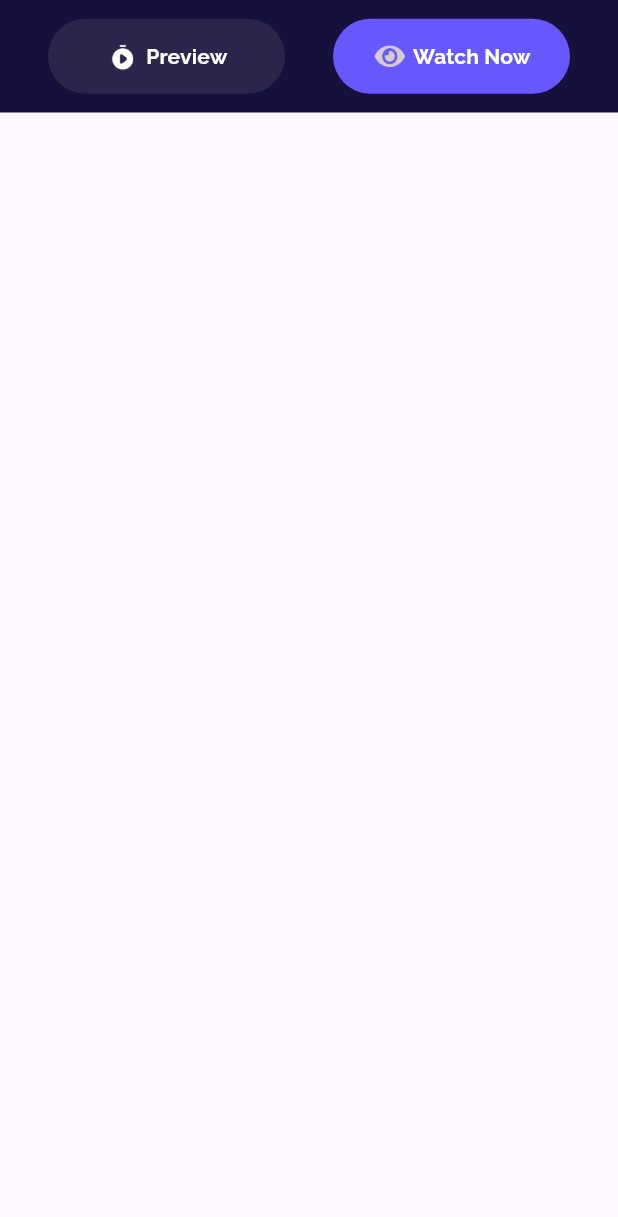
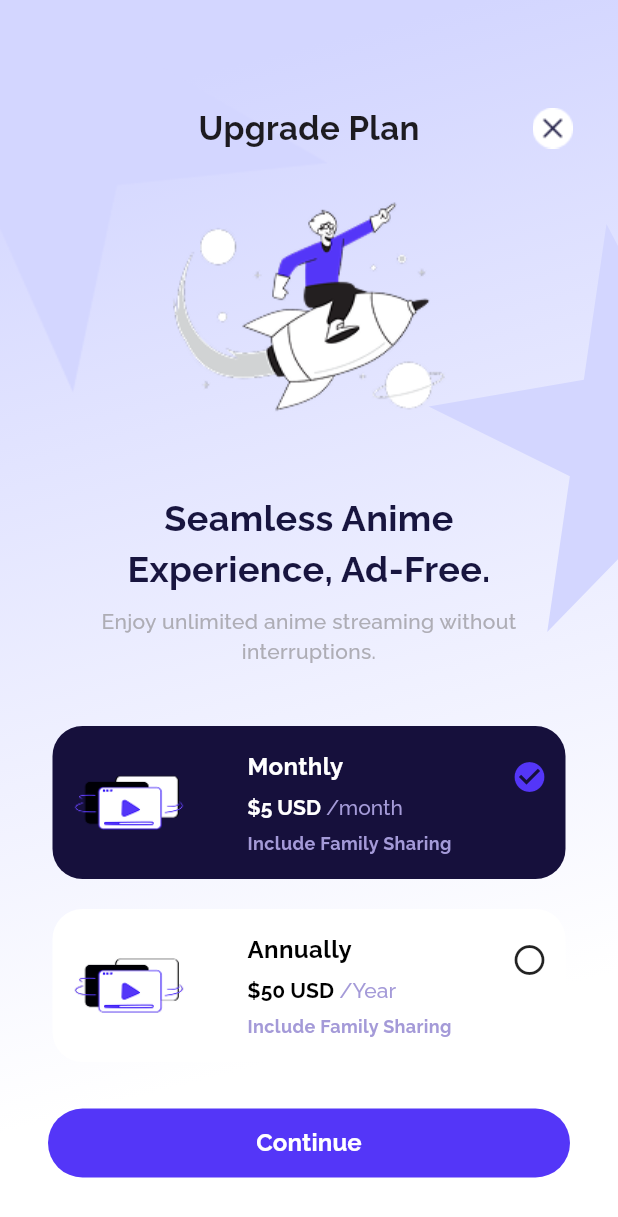
Before and after one commit to Akuma-0/my_anime_data, a Flutter app: the CustomBottomAppBar widget shown alone on an empty page, opened directly, after a tap on "Watch Now", on a phone screen of 412 x 824 dp. Shown: the top 1217 px of the screen. Run offline on Flutter 3.47's test engine with Material 3 defaults, Android fonts, the light colour scheme and no system bars; our stand-ins replace flutter_svg.

Commit message:
feat: Add upgrade plan screen and related UI components

```diff
--- a/lib/core/theming/text_styles.dart
+++ b/lib/core/theming/text_styles.dart
@@ -4,6 +4,11 @@ class TextStyles {
   static const TextStyle bold24 = TextStyle(
     fontFamily: 'Raleway',
     fontSize: 24,
+    fontWeight: FontWeight.bold,
+  );
+  static const TextStyle bold22 = TextStyle(
+    fontFamily: 'Raleway',
+    fontSize: 22,
     fontWeight: FontWeight.bold,
   );
   static const TextStyle bold14 = TextStyle(
--- a/lib/features/details/ui/widgets/custom_bottom_app_bar.dart
+++ b/lib/features/details/ui/widgets/custom_bottom_app_bar.dart
@@ -1,6 +1,7 @@
 import 'package:flutter/material.dart';
 import 'package:my_anime_data/core/theming/colors.dart';
 import 'package:my_anime_data/core/theming/text_styles.dart';
+import 'package:my_anime_data/features/upgrade_plan.dart/ui/upgrade_plane_screen.dart';
 
 class CustomBottomAppBar extends StatelessWidget {
   const CustomBottomAppBar({super.key});
@@ -40,7 +41,11 @@ class CustomBottomAppBar extends StatelessWidget {
             ),
           ),
           FilledButton(
-            onPressed: () {},
+            onPressed: () {
+              Navigator.of(context).push(
+                MaterialPageRoute(builder: (context) => UpgradePlaneScreen()),
+              );
+            },
             style: FilledButton.styleFrom(
               backgroundColor: Color(0xff6758FE),
               shape: RoundedRectangleBorder(
--- /dev/null
+++ b/lib/features/upgrade_plan.dart/ui/upgrade_plane_screen.dart
@@ -0,0 +1,136 @@
+import 'package:flutter/material.dart';
+import 'package:flutter_svg/svg.dart';
+import 'package:my_anime_data/core/theming/colors.dart';
+import 'package:my_anime_data/core/theming/text_styles.dart';
+import 'package:my_anime_data/features/upgrade_plan.dart/ui/widgets/plan_card.dart';
+
+class UpgradePlaneScreen extends StatefulWidget {
+  UpgradePlaneScreen({super.key});
+
+  @override
+  State<UpgradePlaneScreen> createState() => _UpgradePlaneScreenState();
+}
+
+class _UpgradePlaneScreenState extends State<UpgradePlaneScreen> {
+  int activeIndex = 0;
+
+  @override
+  Widget build(BuildContext context) {
+    return Scaffold(
+      backgroundColor: Colors.white,
+      extendBodyBehindAppBar: true,
+      body: Container(
+        decoration: BoxDecoration(
+          gradient: LinearGradient(
+            colors: [Color(0xffD3D6FF), Colors.white],
+            begin: Alignment.topLeft,
+            stops: [0.1, 0.9],
+            end: Alignment.bottomCenter,
+          ),
+        ),
+        width: double.infinity,
+        child: Stack(
+          children: [
+            Positioned(
+              top: 149,
+              right: -145,
+              child: SvgPicture.asset('assets/images/small_star.svg'),
+            ),
+            Positioned(
+              top: -100,
+              left: -150,
+              child: Image.asset('assets/images/Star 2.png'),
+            ),
+            SingleChildScrollView(
+              child: SizedBox(
+                width: double.infinity,
+                child: Column(
+                  crossAxisAlignment: CrossAxisAlignment.center,
+                  children: [
+                    SizedBox(height: 70),
+                    Text('Upgrade Plan', style: TextStyles.bold22),
+                    Image.asset('assets/images/Rocket Boy 1.png'),
+                    SizedBox(height: 20),
+                    Padding(
+                      padding: const EdgeInsets.symmetric(horizontal: 50),
+                      child: Text(
+                        'Seamless Anime Experience, Ad-Free.',
+                        style: TextStyles.bold24.copyWith(
+                          color: Color(0xff18153F),
+                        ),
+                        textAlign: TextAlign.center,
+                      ),
+                    ),
+                    SizedBox(height: 8),
+                    Padding(
+                      padding: const EdgeInsets.symmetric(horizontal: 40),
+                      child: Text(
+                        'Enjoy unlimited anime streaming without interruptions.',
+                        style: TextStyles.medium14.copyWith(
+                          color: Color(0xffAEADB5),
+                        ),
+                        textAlign: TextAlign.center,
+                      ),
+                    ),
+                    SizedBox(height: 40),
+                    PlanCard(
+                      index: 0,
+                      activeIndex: activeIndex,
+                      period: 'Monthly',
+                      price: '\$5 USD ',
+                      per: '/month',
+                      description: 'Include Family Sharing',
+                      onTap: () {
+                        setState(() {
+                          activeIndex = 0;
+                        });
+                      },
+                    ),
+                    SizedBox(height: 20),
+                    PlanCard(
+                      index: 1,
+                      activeIndex: activeIndex,
+                      period: 'Annually',
+                      price: '\$50 USD',
+                      per: ' /Year',
+                      description: 'Include Family Sharing',
+                      onTap: () {
+                        setState(() {
+                          activeIndex = 1;
+                        });
+                      },
+                    ),
+                    SizedBox(height: 30),
+                    FilledButton(
+                      onPressed: () {},
+                      style: FilledButton.styleFrom(
+                        backgroundColor: ColorManager.primary,
+                      ),
+                      child: SizedBox(
+                        width: 300,
+                        height: 46,
+                        child: Center(
+                          child: Text('Continue', style: TextStyles.bold16),
+                        ),
+                      ),
+                    ),
+                  ],
+                ),
+              ),
+            ),
+            Positioned(
+              top: 72,
+              right: 30,
+              child: GestureDetector(
+                onTap: () {
+                  Navigator.pop(context);
+                },
+                child: Image.asset('assets/images/cancel.png'),
+              ),
+            ),
+          ],
+        ),
+      ),
+    );
+  }
+}
--- /dev/null
+++ b/lib/features/upgrade_plan.dart/ui/widgets/plan_card.dart
@@ -0,0 +1,88 @@
+import 'package:flutter/material.dart';
+
+import '../../../../core/theming/colors.dart';
+import '../../../../core/theming/text_styles.dart';
+
+class PlanCard extends StatelessWidget {
+  const PlanCard({
+    super.key,
+    required this.index,
+    required this.activeIndex,
+    required this.period,
+    required this.price,
+    required this.per,
+    required this.description,
+    required this.onTap,
+  });
+
+  final int index;
+  final int activeIndex;
+  final String period, price, per, description;
+  final VoidCallback onTap;
+
+  bool get isSelected => activeIndex == index;
+
+  @override
+  Widget build(BuildContext context) {
+    return GestureDetector(
+      onTap: onTap,
+      child: Container(
+        width: 342,
+        height: 102,
+        decoration: BoxDecoration(
+          color: isSelected ? ColorManager.darkPurple : Colors.white,
+          borderRadius: BorderRadius.circular(20),
+        ),
+        child: Padding(
+          padding: const EdgeInsets.all(12.0),
+          child: Row(
+            mainAxisAlignment: MainAxisAlignment.spaceBetween,
+            children: [
+              Image.asset('assets/images/Files & Folders 3 1.png'),
+              Column(
+                crossAxisAlignment: CrossAxisAlignment.start,
+                mainAxisAlignment: MainAxisAlignment.spaceAround,
+                children: [
+                  Text(
+                    period,
+                    style: TextStyles.bold16.copyWith(
+                      color: isSelected ? Colors.white : Colors.black,
+                    ),
+                  ),
+                  RichText(
+                    text: TextSpan(
+                      text: price,
+                      style: TextStyles.bold14.copyWith(
+                        color: isSelected ? Colors.white : Colors.black,
+                      ),
+                      children: [
+                        TextSpan(
+                          text: per,
+                          style: TextStyles.medium14.copyWith(
+                            color: Color(0xffA49AD8),
+                          ),
+                        ),
+                      ],
+                    ),
+                  ),
+                  Text(
+                    description,
+                    style: TextStyles.bold12.copyWith(color: Color(0xffA49AD8)),
+                  ),
+                ],
+              ),
+              Column(
+                children: [
+                  SizedBox(height: 10),
+                  isSelected
+                      ? Icon(Icons.check_circle, color: ColorManager.primary)
+                      : Icon(Icons.circle_outlined),
+                ],
+              ),
+            ],
+          ),
+        ),
+      ),
+    );
+  }
+}
```
Also changed, not shown: assets/images/Files & Folders 3 1.png (added), assets/images/Rocket Boy 1.png (added), assets/images/Star 2.png (added), assets/images/cancel.png (added).
